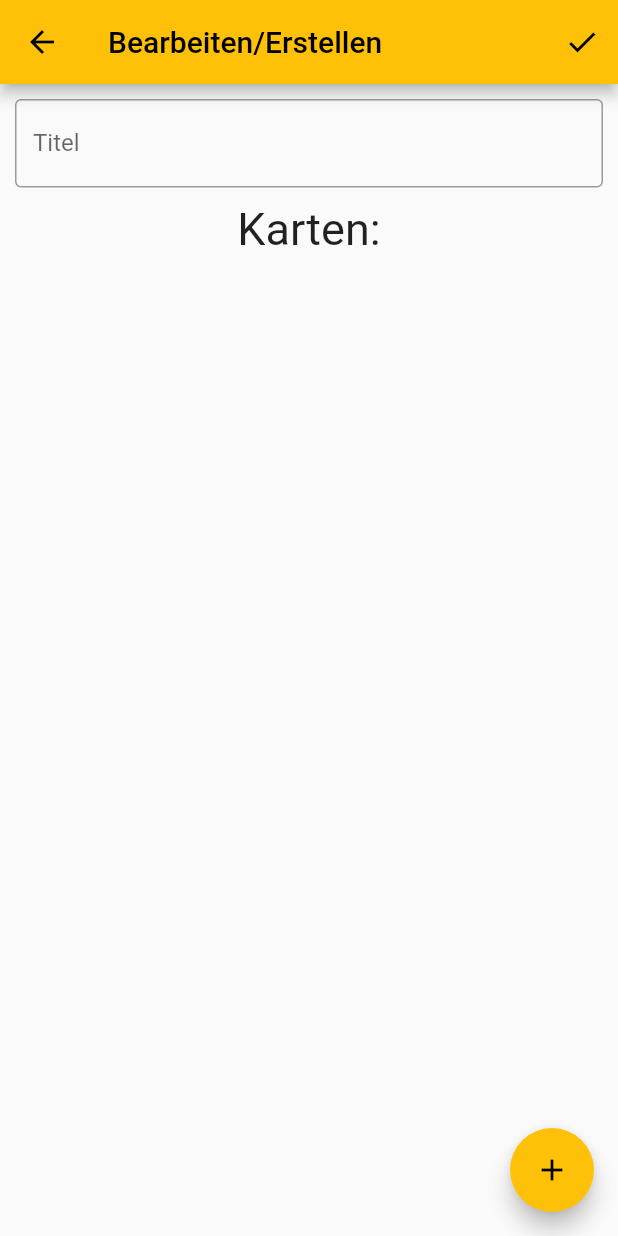
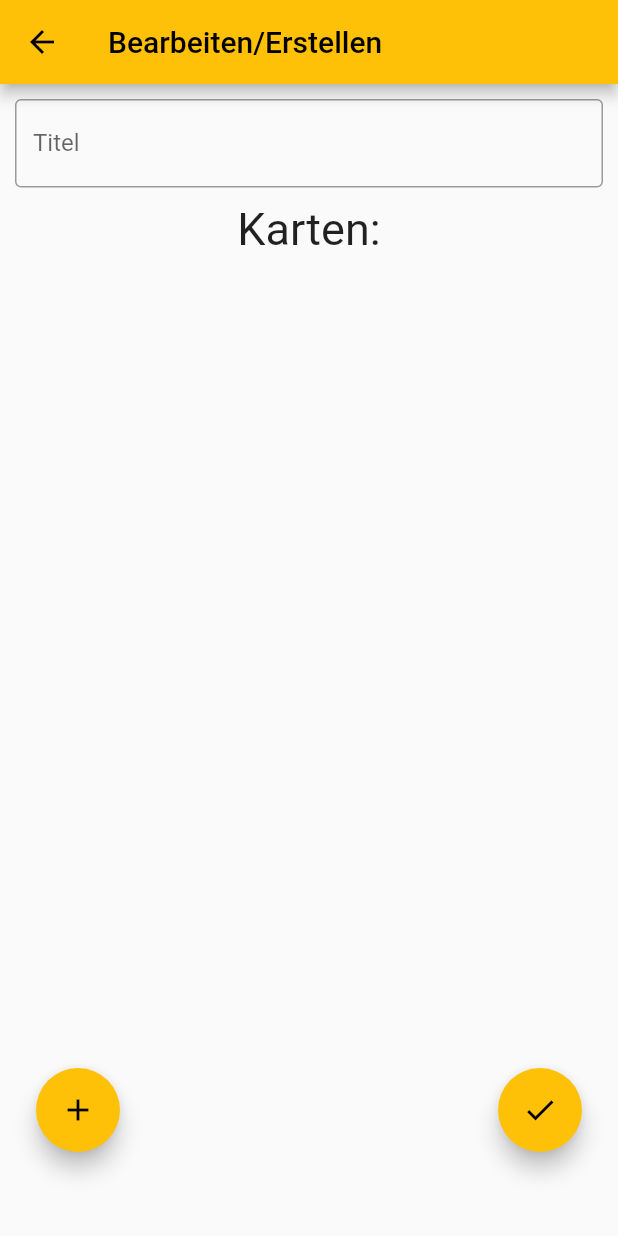
Before and after one commit to BogyMitutoyoCTL/BOGY-App-2022-10, a Flutter app: the EditDeck screen opened directly, on a phone screen of 412 x 824 dp. Run offline on Flutter 3.47's test engine with Material 2 defaults, Android fonts, the phone set to English and light mode, and no system bars; our stand-ins replace image_picker.

Commit message:
changed position of saveDeck Button

```diff
--- a/Source/lib/EditDeck.dart
+++ b/Source/lib/EditDeck.dart
@@ -26,13 +26,25 @@ class _EditDeckState extends State<EditDeck> {
   Widget build(BuildContext context) {
     return Scaffold(
       appBar: AppBar(
-        actions: [IconButton(onPressed: saveStack, icon: Icon(Icons.check))],
         title: Text("Bearbeiten/Erstellen"),
       ),
-      floatingActionButton:  FloatingActionButton(
-        onPressed: addQuestion,
-        backgroundColor: Colors.amber,
-        child: const Icon(Icons.add),
+      floatingActionButton: Row(
+        mainAxisAlignment: MainAxisAlignment.spaceBetween,
+        children: [
+          Padding(
+            padding: const EdgeInsets.all(40.0),
+            child: FloatingActionButton(
+              onPressed: addQuestion,
+              backgroundColor: Colors.amber,
+              child: const Icon(Icons.add),
+            ),
+          ),
+          Padding(
+            padding: const EdgeInsets.all(8.0),
+            child: FloatingActionButton(
+                onPressed: saveStack, child: Icon(Icons.check)),
+          )
+        ],
       ),
       body: Column(
         children: [
@@ -71,13 +83,11 @@ class _EditDeckState extends State<EditDeck> {
       widget.questionStack.name = titelStapel;
     });
 
-    Navigator.of(context).pop(
-      widget.questionStack
-    );
-
+    Navigator.of(context).pop(widget.questionStack);
   }
 
   void addQuestion() {
-    Navigator.of(context).push(MaterialPageRoute(builder: (context)=> EditQuestion()));
+    Navigator.of(context)
+        .push(MaterialPageRoute(builder: (context) => EditQuestion()));
   }
 }
```
